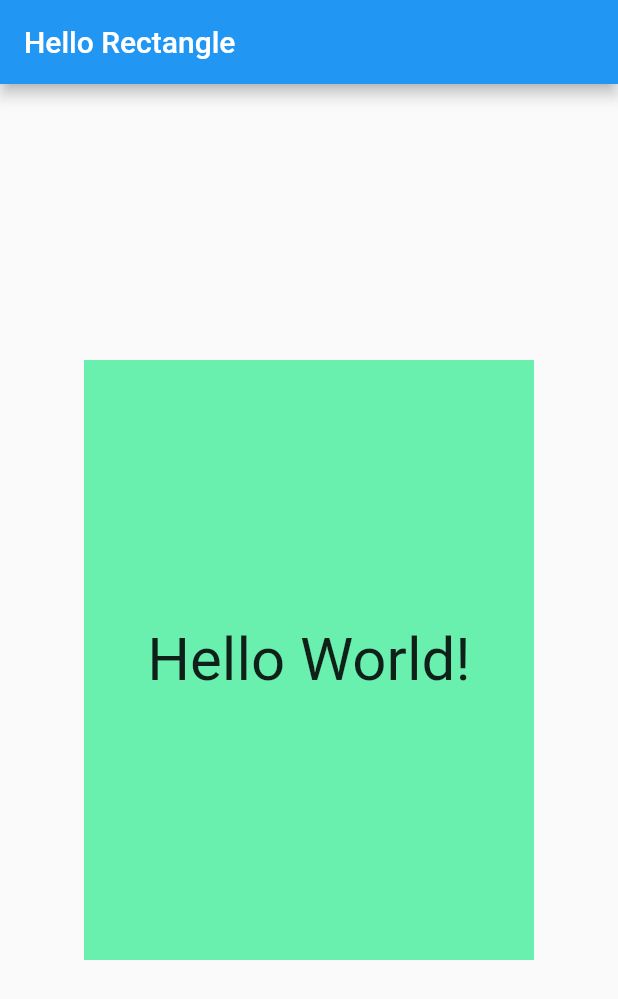
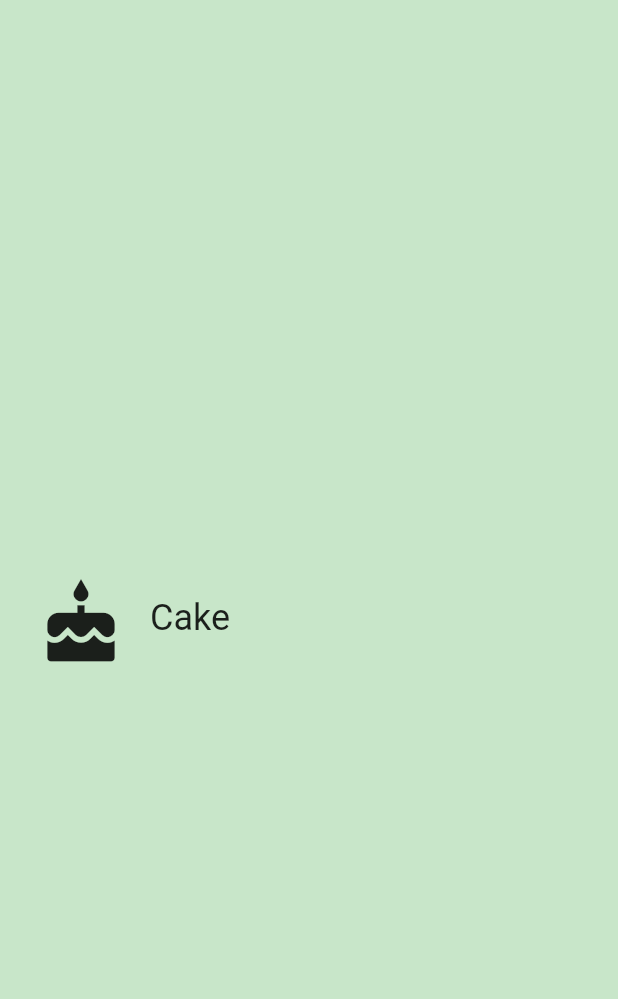
Before and after one commit to slmolloy/unit-converter-flutter, a Flutter app: the screen it shows after launch, on a phone screen of 412 x 824 dp. Shown: the top 999 px of the screen. Run offline on Flutter 3.47's test engine with Material 2 defaults, Android fonts, the phone set to English and light mode, and no system bars.

Commit message:
Adding category view

```diff
--- /dev/null
+++ b/lib/category.dart
@@ -0,0 +1,79 @@
+// Copyright 2018 The Chromium Authors. All rights reserved.
+// Use of this source code is governed by a BSD-style license that can be
+// found in the LICENSE file.
+
+// To keep your imports tidy, follow the ordering guidelines at
+// https://www.dartlang.org/guides/language/effective-dart/style#ordering
+import 'package:flutter/material.dart';
+
+const _rowHeight = 100.0;
+final _borderRadius = BorderRadius.circular(_rowHeight / 2);
+
+/// A custom [Category] widget.
+///
+/// The widget is composed on an [Icon] and [Text]. Tapping on the widget shows
+/// a colored [InkWell] animation.
+class Category extends StatelessWidget {
+  final String name;
+  final ColorSwatch color;
+  final IconData iconLocation;
+
+  /// Creates a [Category].
+  ///
+  /// A [Category] saves the name of the Category (e.g. 'Length'), its color for
+  /// the UI, and the icon that represents it (e.g. a ruler).
+  const Category({
+    Key? key,
+    required this.name,
+    required this.color,
+    required this.iconLocation,
+  }) : super(key: key);
+
+  /// Builds a custom widget that shows [Category] information.
+  ///
+  /// This information includes the icon, name, and color for the [Category].
+  @override
+  // This `context` parameter describes the location of this widget in the
+  // widget tree. It can be used for obtaining Theme data from the nearest
+  // Theme ancestor in the tree. Below, we obtain the display1 text theme.
+  // See https://api.flutter.dev/flutter/material/Theme-class.html
+  Widget build(BuildContext context) {
+    // TODO: Build the custom widget here, referring to the Specs.
+    return Material(
+      color: Colors.transparent,
+      child: SizedBox(
+        height: _rowHeight,
+        child: InkWell(
+          borderRadius: _borderRadius,
+          highlightColor: color,
+          splashColor: color,
+          onTap: () {
+            print('I was tapped!');
+          },
+          child: Padding(
+            padding: const EdgeInsets.all(8.0),
+            child: Row(
+              crossAxisAlignment: CrossAxisAlignment.stretch,
+              children: [
+                Padding(
+                  padding: const EdgeInsets.all(16.0),
+                  child: Icon(
+                    iconLocation,
+                    size: 60.0,
+                  ),
+                ),
+                Center(
+                  child: Text(
+                    name,
+                    textAlign: TextAlign.center,
+                    style: Theme.of(context).textTheme.headline5,
+                  ),
+                ),
+              ],
+            ),
+          ),
+        ),
+      ),
+    );
+  }
+}
--- a/lib/main.dart
+++ b/lib/main.dart
@@ -2,31 +2,47 @@
 // Use of this source code is governed by a BSD-style license that can be
 // found in the LICENSE file.
 
+// ignore_for_file: unused_element
+
+// You can read about packages here: https://flutter.dev/using-packages/
 import 'package:flutter/material.dart';
 
-class HelloRectangle extends StatelessWidget {
+// You can use a relative import, i.e. `import 'category.dart';` or
+// a package import, as shown below.
+// More details at http://dart-lang.github.io/linter/lints/avoid_relative_lib_imports.html
+import 'category.dart';
+
+// TODO: Pass this information into your custom [Category] widget
+const _categoryName = 'Cake';
+const _categoryIcon = Icons.cake;
+const _categoryColor = Colors.green;
+
+/// The function that is called when main.dart is run.
+void main() {
+  runApp(const UnitConverterApp());
+}
+
+/// This widget is the root of our application.
+/// Currently, we just show one widget in our app.
+class UnitConverterApp extends StatelessWidget {
+  const UnitConverterApp({Key? key}) : super(key: key);
+
   @override
   Widget build(BuildContext context) {
-    return Center(
-      child: Container(
-        color: Colors.greenAccent,
-        height: 400.0,
-        width: 300.0,
-        child: Center(child: Text('Hello World!', style: TextStyle(fontSize: 40.0))),
+    return MaterialApp(
+      debugShowCheckedModeBanner: false,
+      title: 'Unit Converter',
+      home: Scaffold(
+        backgroundColor: Colors.green[100],
+        body: const Center(
+          // TODO: Determine what properties you'll need to pass into the widget
+          child: Category(
+            name: _categoryName,
+            color: _categoryColor,
+            iconLocation: _categoryIcon,
+          ),
+        ),
       ),
     );
   }
 }
-
-void main() {
-  runApp(
-    MaterialApp(
-      home: Scaffold(
-        appBar: AppBar(
-          title: Text('Hello Rectangle'),
-        ),
-        body: HelloRectangle(),
-      ),
-    ),
-  );
-}
```
